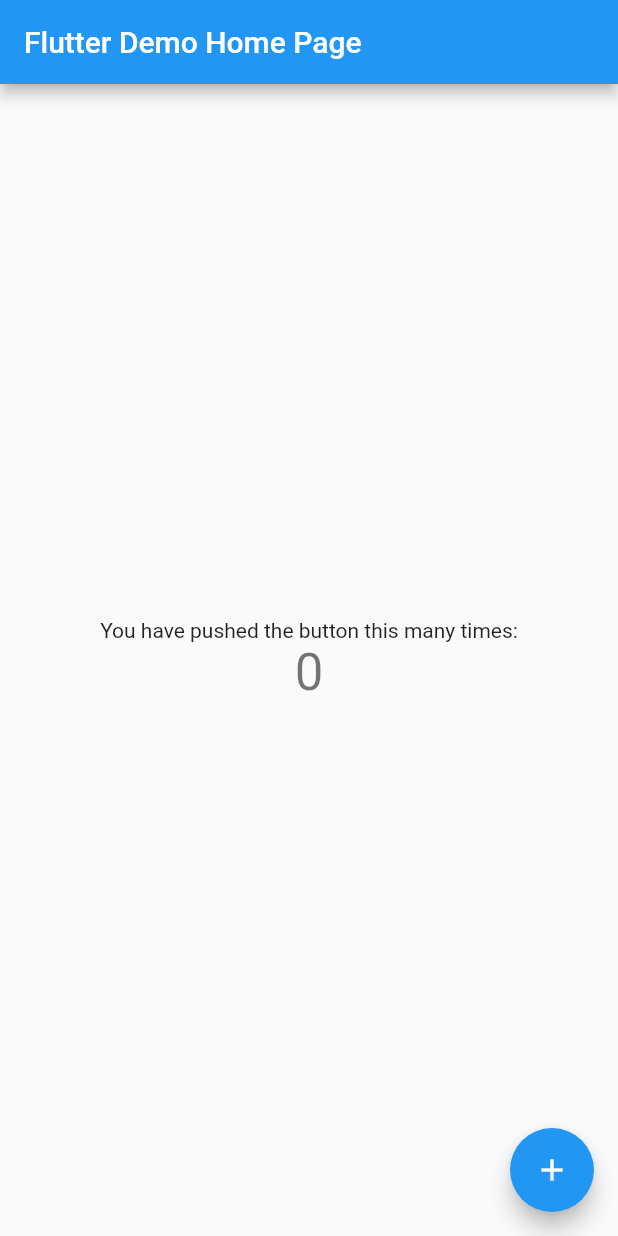
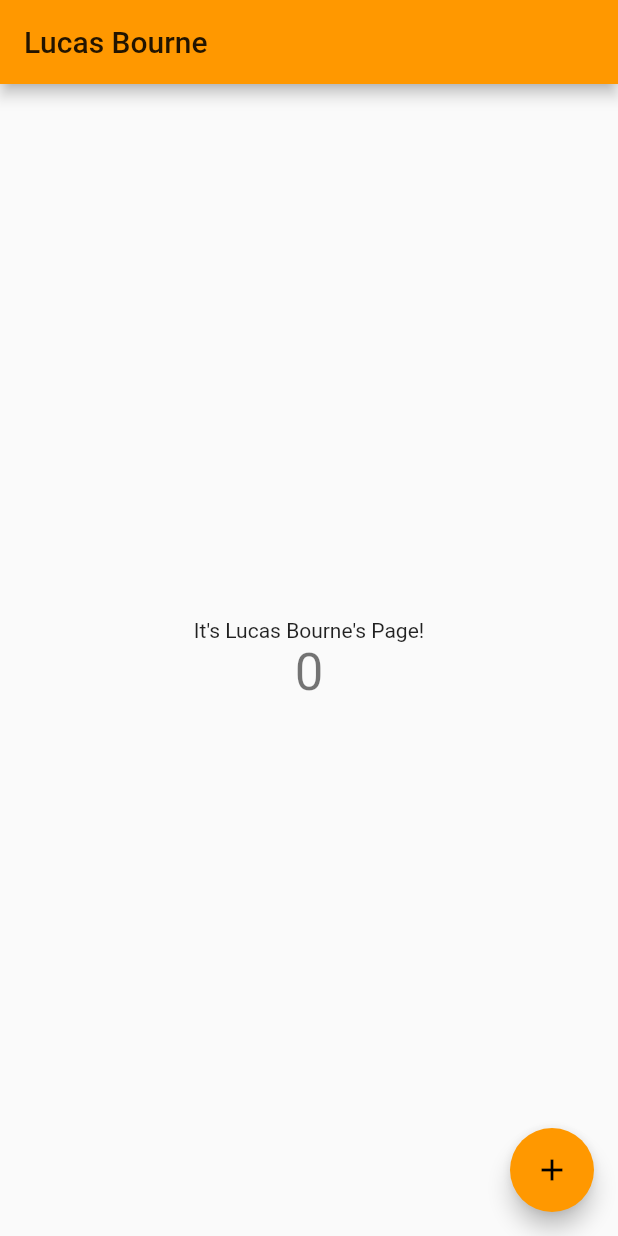
Before and after one commit to LucasBourne/flutter-portfolio-website, a Flutter app: the screen it shows after launch, on a phone screen of 412 x 824 dp. Run offline on Flutter 3.47's test engine with Material 2 defaults, Android fonts, the phone set to English and light mode, and no system bars.

Commit message:
Updated Favicon and colour theme data

```diff
--- a/lib/main.dart
+++ b/lib/main.dart
@@ -9,7 +9,7 @@ class MyApp extends StatelessWidget {
   @override
   Widget build(BuildContext context) {
     return MaterialApp(
-      title: 'Flutter Demo',
+      title: 'Lucas Bourne',
       theme: ThemeData(
         // This is the theme of your application.
         //
@@ -20,13 +20,13 @@ class MyApp extends StatelessWidget {
         // or simply save your changes to "hot reload" in a Flutter IDE).
         // Notice that the counter didn't reset back to zero; the application
         // is not restarted.
-        primarySwatch: Colors.blue,
+        primarySwatch: Colors.orange,
         // This makes the visual density adapt to the platform that you run
         // the app on. For desktop platforms, the controls will be smaller and
         // closer together (more dense) than on mobile platforms.
         visualDensity: VisualDensity.adaptivePlatformDensity,
       ),
-      home: MyHomePage(title: 'Flutter Demo Home Page'),
+      home: MyHomePage(title: 'Lucas Bourne'),
     );
   }
 }
@@ -98,7 +98,7 @@ class _MyHomePageState extends State<MyHomePage> {
           mainAxisAlignment: MainAxisAlignment.center,
           children: <Widget>[
             Text(
-              'You have pushed the button this many times:',
+              "It's Lucas Bourne's Page!",
             ),
             Text(
               '$_counter',
```
Also changed, not shown: 3 other files.
